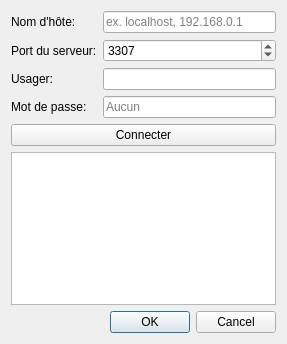
Qt form InfoDynamiqueQt/Vues/vueconnexion.ui (AlexandreGirardin/ProjetAnalyse) before a commit.
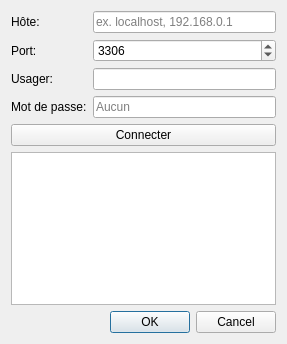
The same form after that commit. Icons and pictures are not drawn.

Commit message: Meilleure navigation au clavier dans la vueConnexion

Patch:
```diff
--- a/InfoDynamiqueQt/Vues/vueconnexion.ui
+++ b/InfoDynamiqueQt/Vues/vueconnexion.ui
@@ -19,7 +19,7 @@
      <item row="1" column="0">
       <widget class="QLabel" name="etiquettePort">
        <property name="text">
-        <string>Port du serveur:</string>
+        <string>Port:</string>
        </property>
       </widget>
      </item>
@@ -33,7 +33,7 @@
      <item row="0" column="0">
       <widget class="QLabel" name="etiquetteHote">
        <property name="text">
-        <string>Nom d'hôte:</string>
+        <string>Hôte:</string>
        </property>
       </widget>
      </item>
@@ -66,7 +66,7 @@
         <number>65535</number>
        </property>
        <property name="value">
-        <number>3307</number>
+        <number>3306</number>
        </property>
       </widget>
      </item>
```
Left out of the diff: 1 changed line with no effect on the pictures. The commit also changes 1 other file.
